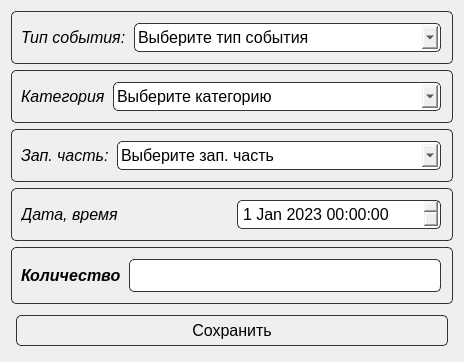
LeonSoftLab/PartsWarehouse, file forms/Form_EditEvent.ui: the form before one commit.
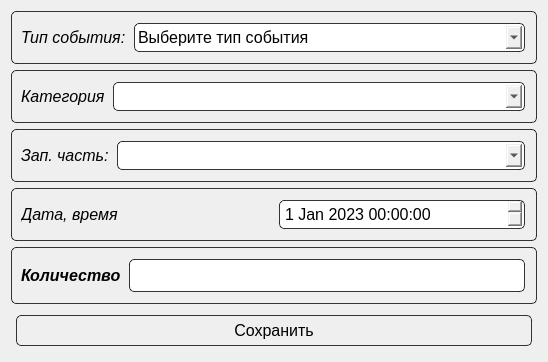
The form after the commit.

Diff of the .ui file:
```diff
--- a/forms/Form_EditEvent.ui
+++ b/forms/Form_EditEvent.ui
@@ -6,8 +6,8 @@
    <rect>
     <x>0</x>
     <y>0</y>
-    <width>464</width>
-    <height>266</height>
+    <width>548</width>
+    <height>346</height>
    </rect>
   </property>
   <property name="font">
@@ -131,6 +131,9 @@
 margin: 2px;
 padding: 3px;</string>
         </property>
+        <property name="editable">
+         <bool>true</bool>
+        </property>
         <property name="placeholderText">
          <string>Выберите категорию</string>
         </property>
@@ -184,6 +187,9 @@
 margin: 2px;
 padding: 3px;</string>
         </property>
+        <property name="editable">
+         <bool>true</bool>
+        </property>
         <property name="placeholderText">
          <string>Выберите зап. часть</string>
         </property>
```
